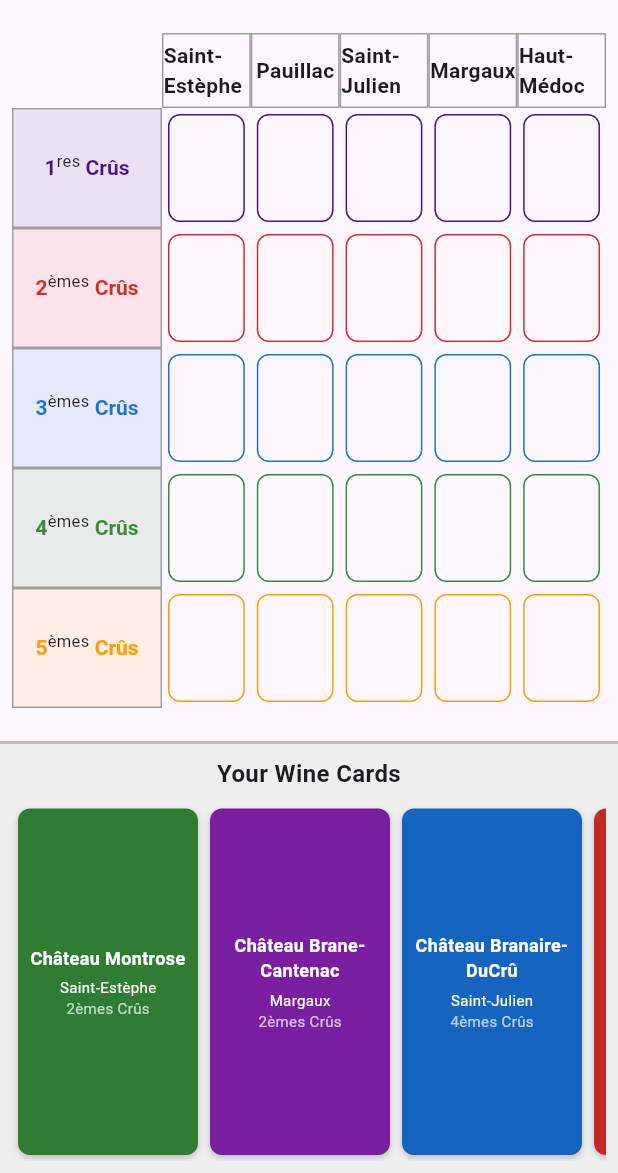
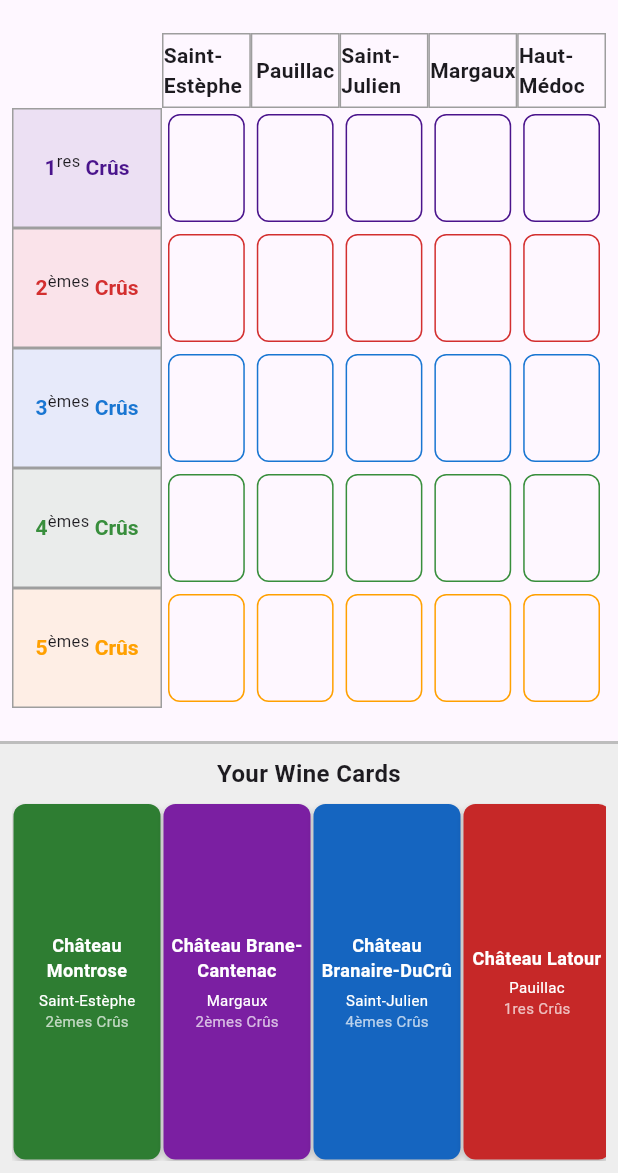
Before and after one commit to nwatab/medoc-1855-domino, a Flutter app: the screen it shows after launch, on a phone screen of 412 x 824 dp, the part 63-1236 px from its top. Run offline on Flutter 3.47's test engine with Material 3 defaults, Android fonts, the phone set to English and light mode, and no system bars; Roboto replaces fonts that are missing (Georgia).

Commit message:
Adjust draggable wine card dimensions and feedback properties for improved user experience

```diff
--- a/lib/main.dart
+++ b/lib/main.dart
@@ -406,9 +406,9 @@
         ),
       ),
       childWhenDragging: Container(
-        width: 120,
-        height: 120,
-        margin: const EdgeInsets.all(4),
+        width: 98,
+        margin: const EdgeInsets.all(1),
+        padding: const EdgeInsets.all(1),
         decoration: BoxDecoration(
           color: Colors.grey[300],
           borderRadius: BorderRadius.circular(8),
@@ -416,10 +416,9 @@
         ),
       ),
       child: Container(
-        width: 120,
-        height: 120,
-        margin: const EdgeInsets.all(4),
-        padding: const EdgeInsets.all(8),
+        width: 98,
+        margin: const EdgeInsets.all(1),
+        padding: const EdgeInsets.all(1),
         decoration: BoxDecoration(
           color: _getMunicipalityColor(wine.municipality),
           borderRadius: BorderRadius.circular(8),
@@ -441,6 +440,7 @@
                 fontWeight: FontWeight.bold,
                 color: Colors.white,
               ),
+              softWrap: true,
               textAlign: TextAlign.center,
               overflow: TextOverflow.ellipsis,
               maxLines: 2,
```
